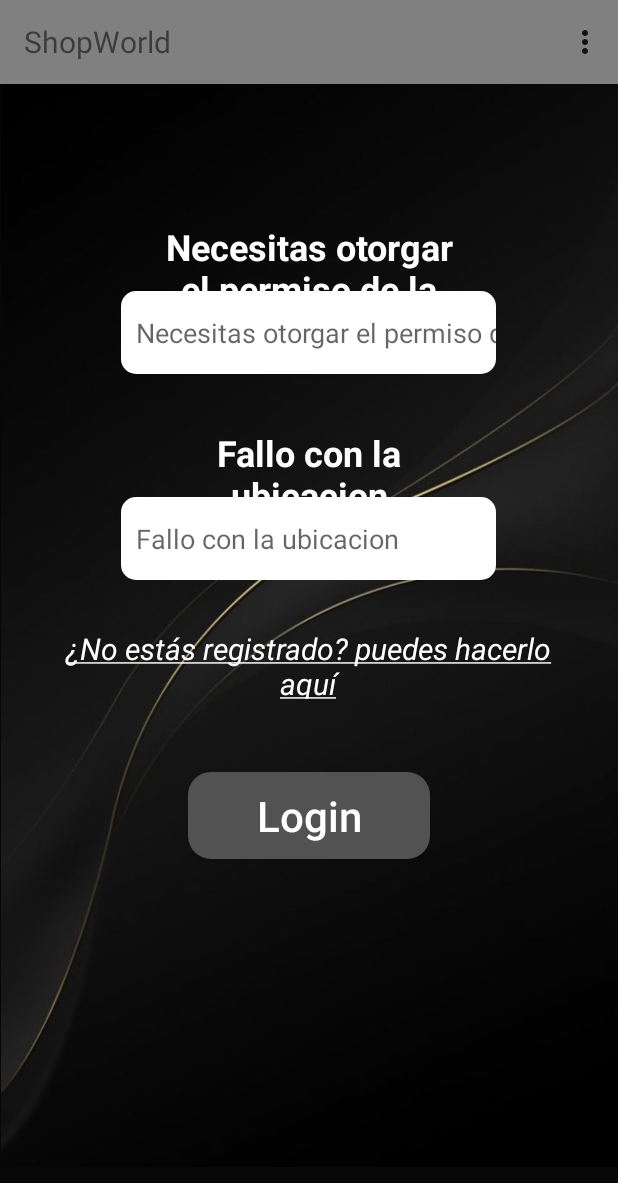
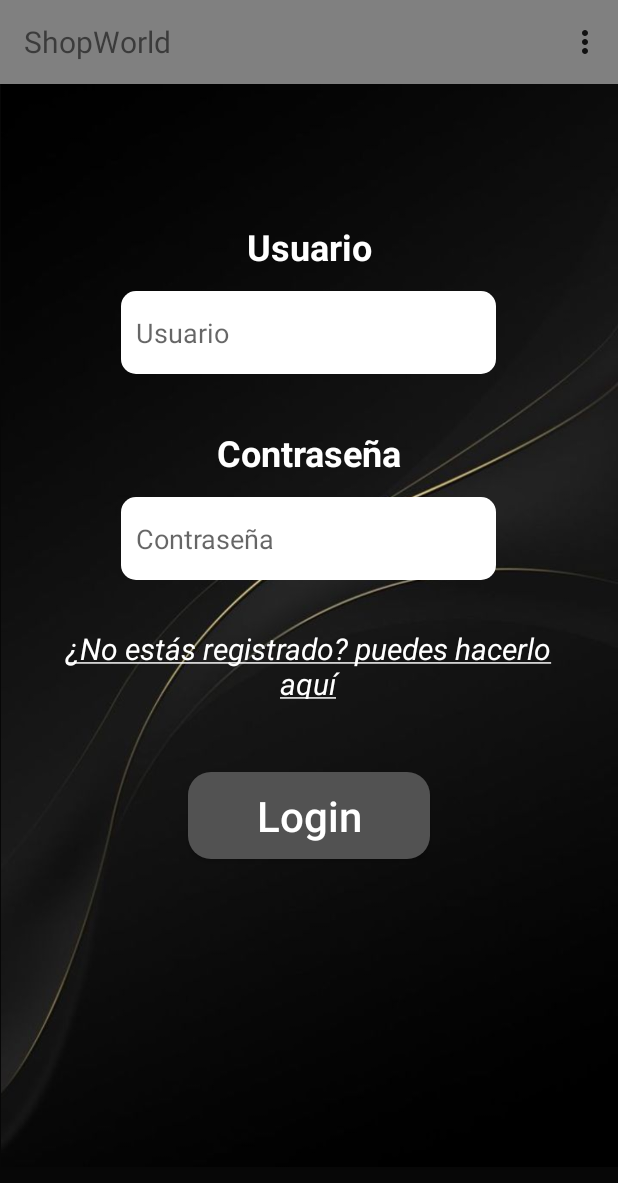
Before and after one commit to JCamisama/Grupal_Android, an Android app: the screen it shows after launch (LoginActivity), on a phone screen of 412 x 824 dp. Shown: the top 1183 px of the screen. Run offline under Robolectric (Android 15) with nearby library versions, the phone set to English and light mode, and no system bars; 2 statements that could not run were skipped.

Commit message:
theme corregido

```diff
--- a/app/src/main/AndroidManifest.xml
+++ b/app/src/main/AndroidManifest.xml
@@ -22,7 +22,7 @@
         android:label="ShopWorld"
         android:roundIcon="@mipmap/ic_launcher_round"
         android:supportsRtl="true"
-        android:theme="@style/Theme.Grupal_Android"
+        android:theme="@style/Theme.Grupal_Android_Light"
         android:usesCleartextTraffic="true">
         <meta-data
             android:name="com.google.android.geo.API_KEY"
--- a/app/src/main/res/values/strings.xml
+++ b/app/src/main/res/values/strings.xml
@@ -6,8 +6,8 @@
     <string name="español">Español</string>
     <string name="titulo_dialogo_preferencias_idioma">Elige un idioma</string>
     <string name="resumen_preferencias_idioma">Selecciona el idioma de la aplicación</string>
-    <string name="usuario">Necesitas otorgar el permiso de la ubicacion para ver ubicaciones cerca tuyo</string>
-    <string name="contraseña">Fallo con la ubicacion</string>
+    <string name="usuario">Usuario</string>
+    <string name="contraseña">Contraseña</string>
     <string name="login">Login</string>
     <string name="link_registro_texto"><u>¿No estás registrado? puedes hacerlo aquí</u></string>
     <string name="meter_usuario">Introduce un usuario</string>
--- a/app/src/main/res/values/themes.xml
+++ b/app/src/main/res/values/themes.xml
@@ -1,6 +1,6 @@
 <resources xmlns:tools="http://schemas.android.com/tools">
     <!-- Base application theme. -->
-    <style name="Theme.Grupal_Android" parent="@style/Theme.AppCompat.Light.NoActionBar">
+    <style name="Theme.Grupal_Android_Light" parent="@style/Theme.AppCompat.Light.NoActionBar">
         <!-- Primary brand color. -->
         <!-- Customize your theme here. -->
     </style>
```
